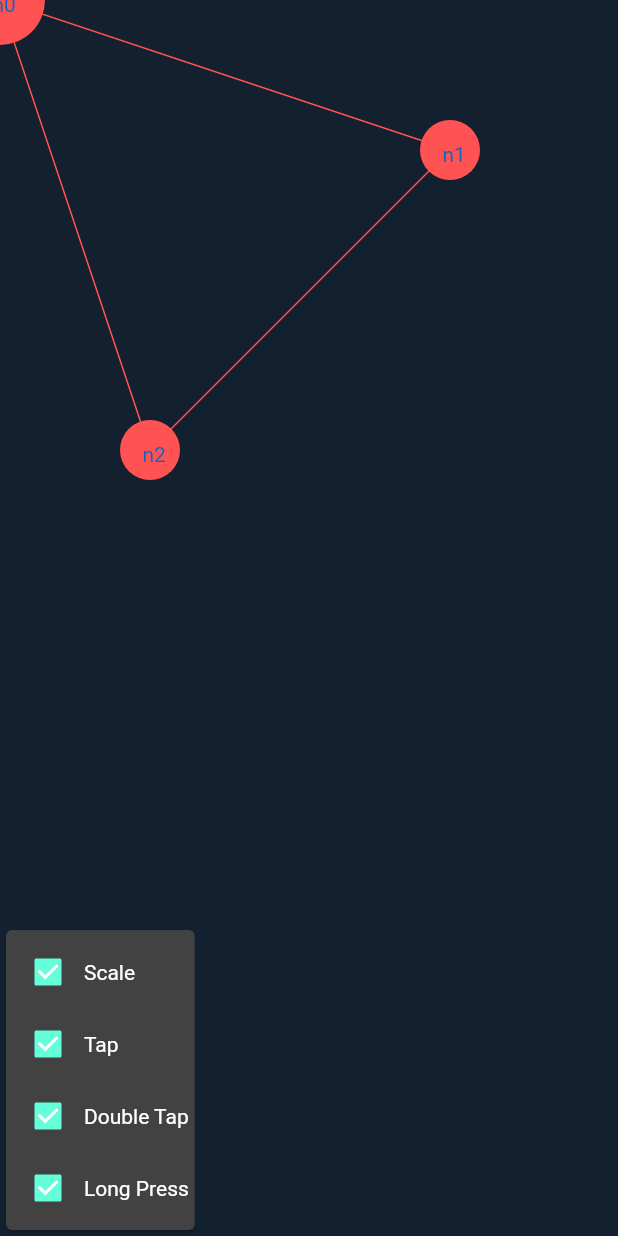
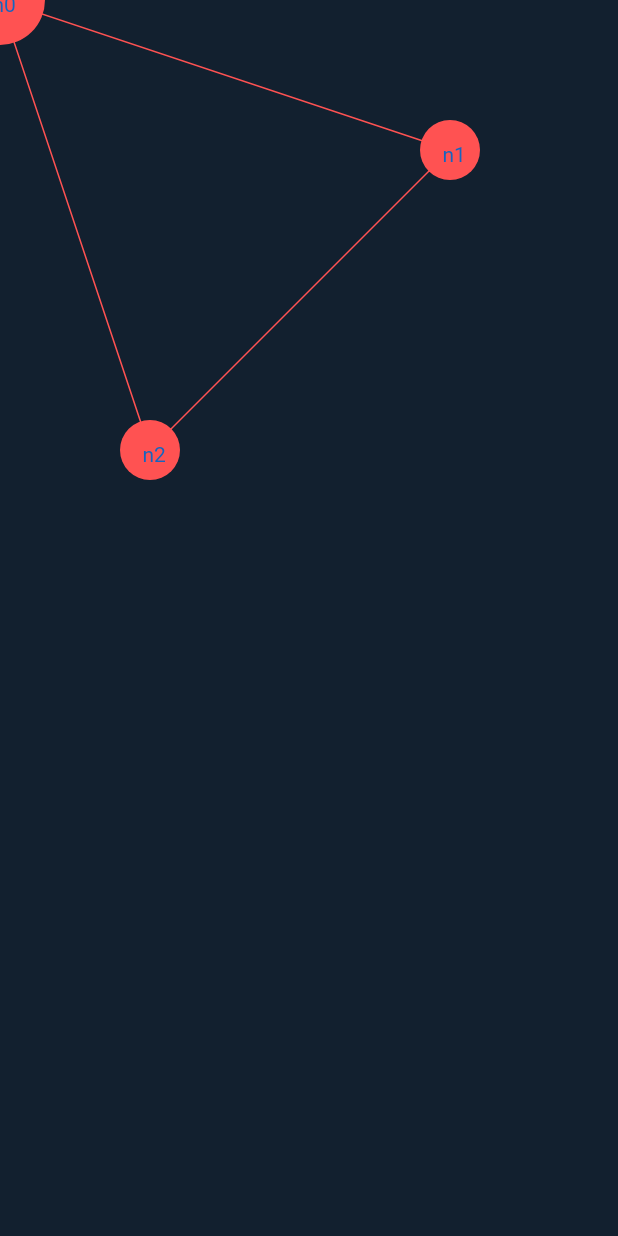
Before and after one commit to sachaarbonel/epsilon.dart, a Flutter app: the screen it shows after launch, on a phone screen of 412 x 824 dp. Run offline on Flutter 3.47's test engine with Material 2 defaults, Android fonts, the phone set to English and light mode, and no system bars.

Commit message:
remove panel controls

```diff
--- a/lib/src/graph.dart
+++ b/lib/src/graph.dart
@@ -213,72 +213,6 @@ class _SigmaState extends State<Epsilon> {
             ),
           ),
         ),
-        Positioned(
-          bottom: 0.0,
-          left: 0.0,
-          child: Card(
-            child: Container(
-              padding: const EdgeInsets.all(4.0),
-              child: Column(
-                children: <Widget>[
-                  Row(
-                    children: <Widget>[
-                      Checkbox(
-                        value: _scaleEnabled,
-                        onChanged: (bool value) {
-                          setState(() {
-                            _scaleEnabled = value;
-                          });
-                        },
-                      ),
-                      const Text('Scale'),
-                    ],
-                  ),
-                  Row(
-                    children: <Widget>[
-                      Checkbox(
-                        value: _tapEnabled,
-                        onChanged: (bool value) {
-                          setState(() {
-                            _tapEnabled = value;
-                          });
-                        },
-                      ),
-                      const Text('Tap'),
-                    ],
-                  ),
-                  Row(
-                    children: <Widget>[
-                      Checkbox(
-                        value: _doubleTapEnabled,
-                        onChanged: (bool value) {
-                          setState(() {
-                            _doubleTapEnabled = value;
-                          });
-                        },
-                      ),
-                      const Text('Double Tap'),
-                    ],
-                  ),
-                  Row(
-                    children: <Widget>[
-                      Checkbox(
-                        value: _longPressEnabled,
-                        onChanged: (bool value) {
-                          setState(() {
-                            _longPressEnabled = value;
-                          });
-                        },
-                      ),
-                      const Text('Long Press'),
-                    ],
-                  ),
-                ],
-                crossAxisAlignment: CrossAxisAlignment.start,
-              ),
-            ),
-          ),
-        ),
       ],
     );
   }
```
